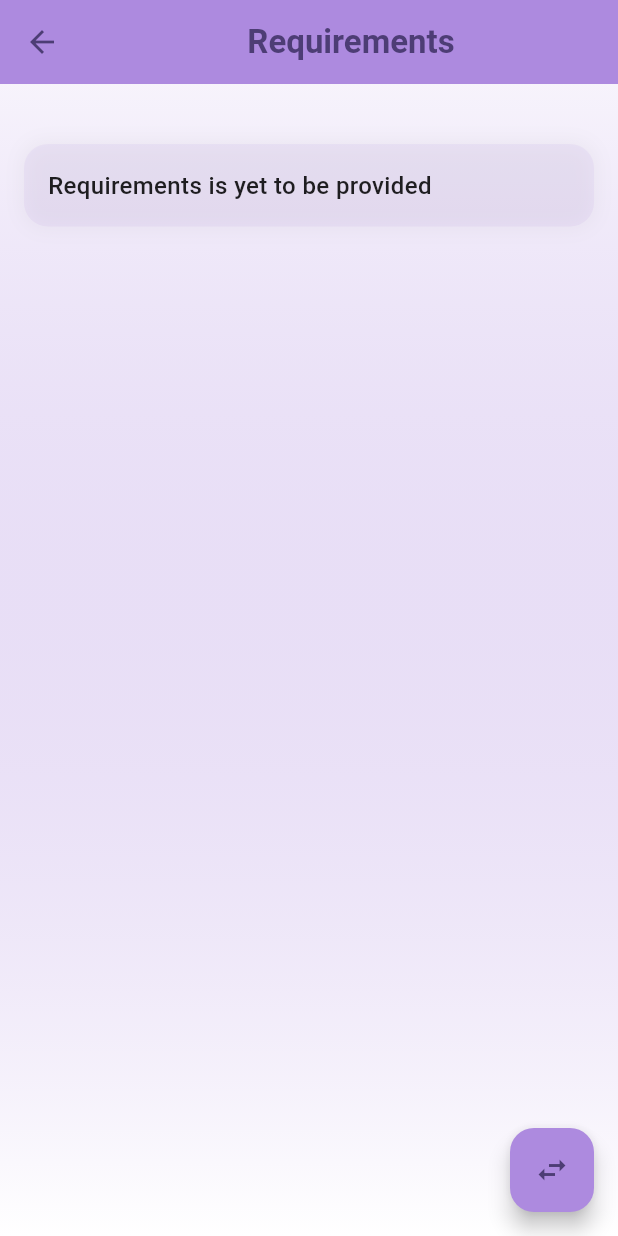
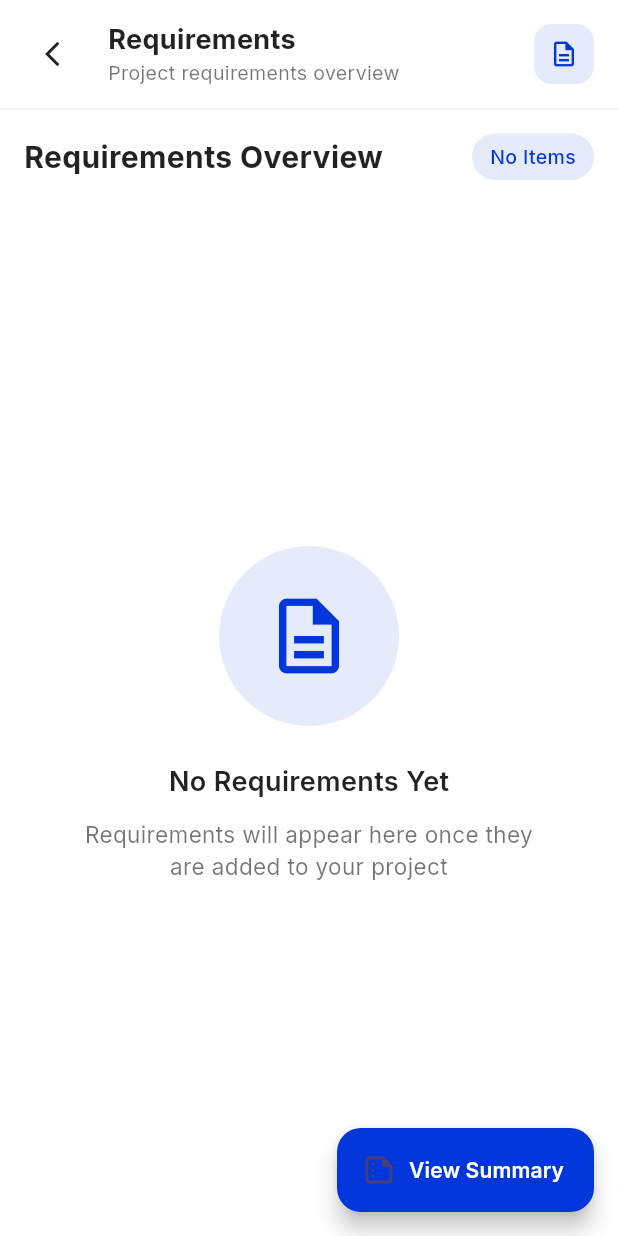
Before and after one commit to lailanabill/ReqBot, a Flutter app: the ReqsMarkScreen screen opened directly, on a phone screen of 412 x 824 dp. Run offline on Flutter 3.47's test engine with Material 3 defaults, Android fonts, the phone set to English and light mode, and no system bars; drawn by our look-alikes of flutter_markdown; our stand-ins replace animate_do, dio, flutter_dotenv, google_fonts, lottie, permission_handler and 3 more; missing offline and left inert: animated_introduction, dart:html, universal_html; accounts and stored records are empty.

Commit message:
Updated the requirement page

```diff
--- a/reqbotui/lib/views/screens/reqsMark.dart
+++ b/reqbotui/lib/views/screens/reqsMark.dart
@@ -1,62 +1,42 @@
 import 'package:flutter/material.dart';
+import 'package:google_fonts/google_fonts.dart';
 import 'package:flutter_markdown/flutter_markdown.dart';
+import 'package:reqbot/services/providers/data_providers.dart';
+import 'package:reqbot/views/screens/summary.dart';
 import 'package:provider/provider.dart';
-import 'package:reqbot/services/providers/data_providers.dart';
-import 'package:reqbot/services/providers/userProvider.dart';
-import 'package:reqbot/views/screens/RequirementsMenuScreen.Dart';
-import 'package:reqbot/views/screens/functional_requirements_screen.dart';
-import 'package:reqbot/views/screens/summary.dart';
-import 'package:reqbot/views/screens/transcript.dart';
-import 'package:supabase_flutter/supabase_flutter.dart';
-import '../widgets/requirement_item.dart';
-import '../widgets/custom_dialog.dart';
 
 class ReqsMarkScreen extends StatefulWidget {
-  const ReqsMarkScreen({super.key});
+  const ReqsMarkScreen({Key? key}) : super(key: key);
 
   @override
-  _ReqsMarkScreenState createState() => _ReqsMarkScreenState();
+  State<ReqsMarkScreen> createState() => _ReqsMarkScreenState();
 }
 
-class _ReqsMarkScreenState extends State<ReqsMarkScreen>
-    with TickerProviderStateMixin {
-  // final Map<String, bool> _requirements = {
-  //   "Non-Functional Requirement 1": false,
-  //   // "Non-Functional Requirement 2": false,
-  // };
+class _ReqsMarkScreenState extends State<ReqsMarkScreen> with SingleTickerProviderStateMixin {
+  late AnimationController _animationController;
+  late Animation<double> _animation;
+  final TextEditingController _editingController = TextEditingController();
   String Requirements = "";
-  void getReqs() async {
-    final response = await Supabase.instance.client
-        .from('projects')
-        .select('status')
-        .eq('analyzer_id', context.read<UserDataProvider>().AnalyzerID)
-        .eq('id', context.read<UserDataProvider>().SelectedProjectId);
+  final Color primaryColor = const Color.fromARGB(255, 0, 54, 218);
 
+  Future<void> getReqs() async {
+    final dataProvider = Provider.of<DataProvider>(context, listen: false);
     setState(() {
-      Requirements = response[0]['status'];
+      Requirements = dataProvider.requirements;
     });
   }
-
-  final TextEditingController _editingController = TextEditingController();
-  // String? _editingKey;
-  late AnimationController _animationController;
-  late Animation<double> _animation;
-
-  final Color primaryColor = const Color.fromARGB(255, 173, 138, 223);
 
   @override
   void initState() {
     super.initState();
-    // Requirements = context.read<DataProvider>().requirements;
     getReqs();
-    print(Requirements);
     _animationController = AnimationController(
-      duration: const Duration(milliseconds: 500),
+      duration: const Duration(milliseconds: 1200),
       vsync: this,
     );
     _animation = CurvedAnimation(
       parent: _animationController,
-      curve: Curves.easeInOut,
+      curve: Curves.easeInOutCubic,
     );
     _animationController.forward();
   }
@@ -71,58 +51,119 @@ class _ReqsMarkScreenState extends State<ReqsMarkScreen>
   @override
   Widget build(BuildContext context) {
     return Scaffold(
-      appBar: AppBar(
-        title: Center(
-          child: const Text(
+      backgroundColor: Colors.white,
+      body: SafeArea(
+        child: Column(
+          crossAxisAlignment: CrossAxisAlignment.start,
+          children: [
+            // Custom App Bar
+            Container(
+              padding: const EdgeInsets.symmetric(horizontal: 16, vertical: 12),
+              child: Row(
+                mainAxisAlignment: MainAxisAlignment.spaceBetween,
+                children: [
+                  Row(
+                    children: [
+                      IconButton(
+                        icon: const Icon(Icons.arrow_back_ios, color: Colors.black87, size: 20),
+                        onPressed: () => Navigator.of(context).pop(),
+                      ),
+                      const SizedBox(width: 8),
+                      Column(
+                        crossAxisAlignment: CrossAxisAlignment.start,
+                        children: [
+                          Text(
                             'Requirements',
-            style: TextStyle(fontWeight: FontWeight.bold),
+                            style: GoogleFonts.inter(
+                              fontSize: 18,
+                              fontWeight: FontWeight.bold,
                             ),
                           ),
-        elevation: 0,
-        backgroundColor: primaryColor,
-        // actions: [
-        //   TextButton.icon(
-        //     icon: const Icon(Icons.arrow_back, color: Colors.white),
-        //     label: const Text(
-        //       '',
-        //       style: TextStyle(color: Colors.white),
-        //     ),
-        //     onPressed: () {
-        //       Navigator.pushReplacement(
-        //         context,
-        //         MaterialPageRoute(
-        //           builder: (context) => RequirementsMenuScreen(),
-        //         ),
-        //       );
-        //     },
-        //   ),
-        // ],
+                          Text(
+                            'Project requirements overview',
+                            style: GoogleFonts.inter(
+                              fontSize: 13,
+                              color: Colors.black54,
                             ),
-      body: Container(
+                          ),
+                        ],
+                      ),
+                    ],
+                  ),
+                  Container(
+                    width: 40,
+                    height: 40,
                     decoration: BoxDecoration(
-          gradient: LinearGradient(
-            begin: Alignment.topCenter,
-            end: Alignment.bottomCenter,
-            colors: [
-              primaryColor.withOpacity(0.1),
-              Colors.white,
+                      color: primaryColor.withOpacity(0.1),
+                      borderRadius: BorderRadius.circular(12),
+                    ),
+                    child: const Center(
+                      child: Icon(
+                        Icons.description_outlined,
+                        color: Color.fromARGB(255, 0, 54, 218),
+                        size: 20,
+                      ),
+                    ),
+                  ),
                 ],
               ),
             ),
+
+            const Divider(height: 1, thickness: 1, color: Color(0xFFEEEEEE)),
+
+            // Main Content
+            Expanded(
               child: Padding(
-          padding: const EdgeInsets.all(16.0),
+                padding: const EdgeInsets.all(16),
                 child: Column(
+                  crossAxisAlignment: CrossAxisAlignment.start,
                   children: [
-              // _buildAddButton(),
+                    // Header with count
+                    Row(
+                      mainAxisAlignment: MainAxisAlignment.spaceBetween,
+                      children: [
+                        Text(
+                          'Requirements Overview',
+                          style: GoogleFonts.inter(
+                            fontSize: 20,
+                            fontWeight: FontWeight.bold,
+                          ),
+                        ),
+                        Container(
+                          padding: const EdgeInsets.symmetric(horizontal: 12, vertical: 6),
+                          decoration: BoxDecoration(
+                            color: primaryColor.withOpacity(0.1),
+                            borderRadius: BorderRadius.circular(20),
+                          ),
+                          child: Text(
+                            Requirements.isEmpty ? 'No Items' : '1 Item',
+                            style: GoogleFonts.inter(
+                              color: primaryColor,
+                              fontSize: 13,
+                              fontWeight: FontWeight.w500,
+                            ),
+                          ),
+                        ),
+                      ],
+                    ),
+
                     const SizedBox(height: 24),
-              Expanded(child: _buildRequirementsList()),
+
+                    // Requirements content
+                    Expanded(
+                      child: Requirements.isEmpty
+                          ? _buildEmptyState()
+                          : _buildRequirementsContent(),
+                    ),
                   ],
                 ),
               ),
             ),
-      floatingActionButton: FloatingActionButton(
+          ],
+        ),
+      ),
+      floatingActionButton: FloatingActionButton.extended(
         backgroundColor: primaryColor,
-        child: const Icon(Icons.swap_horiz),
         onPressed: () {
           Navigator.pushReplacement(
             context,
@@ -131,61 +172,85 @@ class _ReqsMarkScreenState extends State<ReqsMarkScreen>
             ),
           );
         },
+        icon: const Icon(Icons.summarize_outlined),
+        label: Text(
+          'View Summary',
+          style: GoogleFonts.inter(
+            color: Colors.white,
+            fontWeight: FontWeight.w600,
+            fontSize: 14,
+          ),
+        ),
       ),
     );
   }
 
-  Widget _buildRequirementsList() {
+  Widget _buildRequirementsContent() {
     return AnimatedSwitcher(
       duration: const Duration(milliseconds: 300),
-      child: ListView.builder(
-        itemCount: 1,
-        itemBuilder: (context, index) {
-          return FadeTransition(
-            opacity: _animation,
-            child: SlideTransition(
-              position: Tween<Offset>(
-                begin: const Offset(0, 0.5),
-                end: Offset.zero,
-              ).animate(_animation),
       child: Container(
-                margin: const EdgeInsets.only(bottom: 16),
+        key: ValueKey(Requirements),
         decoration: BoxDecoration(
-                  color: primaryColor.withOpacity(0.1),
+          color: Colors.white,
           borderRadius: BorderRadius.circular(16),
           boxShadow: [
             BoxShadow(
-                      color: Colors.grey.withOpacity(0.1),
-                      blurRadius: 10,
-                      spreadRadius: 2,
+              color: primaryColor.withOpacity(0.05),
+              blurRadius: 12,
+              offset: const Offset(0, 4),
             ),
           ],
         ),
         child: Material(
           color: Colors.transparent,
+          borderRadius: BorderRadius.circular(16),
           child: InkWell(
             borderRadius: BorderRadius.circular(16),
             onTap: () {},
             child: Padding(
-                      padding: const EdgeInsets.all(16),
-                      child: Row(
-                        children: [
-                          Expanded(
-                              child: MarkdownBody(
-                            data: Requirements.isEmpty
-                                ? "Requirements is yet to be provided"
-                                : Requirements,
+              padding: const EdgeInsets.all(24),
+              child: FadeTransition(
+                opacity: _animation,
+                child: SlideTransition(
+                  position: Tween<Offset>(
+                    begin: const Offset(0, 0.1),
+                    end: Offset.zero,
+                  ).animate(_animation),
+                  child: Markdown(
+                    data: Requirements,
                     styleSheet: MarkdownStyleSheet(
-                              p: const TextStyle(
+                      p: GoogleFonts.inter(
                         fontSize: 16,
-                                fontWeight: FontWeight.w500,
+                        height: 1.6,
+                        color: Colors.black87,
+                      ),
+                      h1: GoogleFonts.inter(
+                        fontSize: 24,
+                        fontWeight: FontWeight.bold,
+                        color: Colors.black87,
+                      ),
+                      h2: GoogleFonts.inter(
+                        fontSize: 20,
+                        fontWeight: FontWeight.w600,
+                        color: Colors.black87,
+                      ),
+                      h3: GoogleFonts.inter(
+                        fontSize: 18,
+                        fontWeight: FontWeight.w600,
+                        color: Colors.black87,
+                      ),
+                      blockquote: GoogleFonts.inter(
+                        fontSize: 16,
+                        fontStyle: FontStyle.italic,
+                        color: Colors.black54,
+                      ),
+                      code: GoogleFonts.jetBrainsMono(
+                        fontSize: 14,
+                        backgroundColor: primaryColor.withOpacity(0.1),
+                        color: primaryColor,
                       ),
                     ),
-                          )),
-                          Transform.scale(
-                            scale: 1.2,
                   ),
-                        ],
                 ),
               ),
             ),
@@ -193,7 +258,60 @@ class _ReqsMarkScreenState extends State<ReqsMarkScreen>
         ),
       ),
     );
+  }
+
+  Widget _buildEmptyState() {
+    return Center(
+      child: TweenAnimationBuilder<double>(
+        tween: Tween<double>(begin: 0.8, end: 1.0),
+        duration: const Duration(milliseconds: 1500),
+        curve: Curves.elasticOut,
+        builder: (context, value, child) {
+          return Transform.scale(
+            scale: value,
+            child: child,
+          );
         },
+        child: Column(
+          mainAxisAlignment: MainAxisAlignment.center,
+          children: [
+            Container(
+              width: 120,
+              height: 120,
+              decoration: BoxDecoration(
+                color: primaryColor.withOpacity(0.1),
+                shape: BoxShape.circle,
+              ),
+              child: Icon(
+                Icons.description_outlined,
+                size: 60,
+                color: primaryColor,
+              ),
+            ),
+            const SizedBox(height: 24),
+            Text(
+              'No Requirements Yet',
+              style: GoogleFonts.inter(
+                fontSize: 18,
+                fontWeight: FontWeight.w600,
+                color: Colors.black87,
+              ),
+            ),
+            const SizedBox(height: 12),
+            Padding(
+              padding: const EdgeInsets.symmetric(horizontal: 40),
+              child: Text(
+                'Requirements will appear here once they are added to your project',
+                textAlign: TextAlign.center,
+                style: GoogleFonts.inter(
+                  fontSize: 15,
+                  color: Colors.black54,
+                  height: 1.4,
+                ),
+              ),
+            ),
+          ],
+        ),
       ),
     );
   }
```
Also changed, not shown: reqbotui/pubspec.lock. Lines whose indentation alone changed are shown as unchanged.
